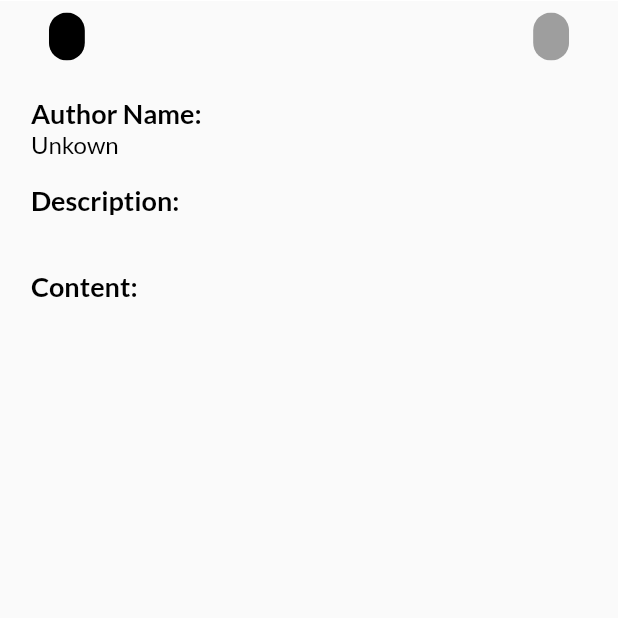
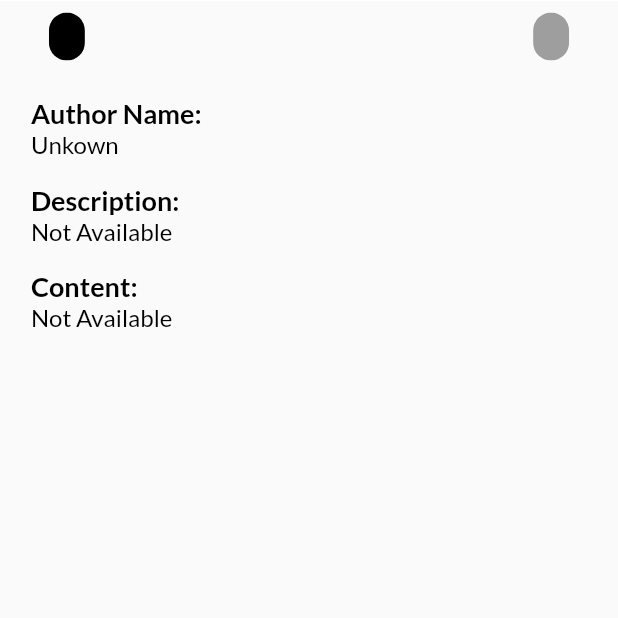
Before and after one commit to KrishKanojia/News-App, a Flutter app: the DetailScreen screen opened directly with empty values, scrolled down 494 dp, on a phone screen of 412 x 824 dp, the top half of it. Run offline on Flutter 3.47's test engine with Material 2 defaults, Android fonts, the phone set to English and light mode, and no system bars; our stand-ins replace cloud_firestore, firebase_auth, firebase_core, firebase_storage, google_fonts, image_picker and 2 more; accounts and stored records are empty; network calls fail.

Commit message:
Initial Commit

```diff
--- a/lib/screens/detailscreen.dart
+++ b/lib/screens/detailscreen.dart
@@ -274,7 +274,7 @@ class _DetailScreenState extends State<DetailScreen> {
                       ),
                       widget.desc == ""
                           ? Text(
-                              widget.desc,
+                              "Not Available",
                               maxLines: 2,
                               style: GoogleFonts.lato(
                                 textStyle: TextStyle(
@@ -282,8 +282,7 @@ class _DetailScreenState extends State<DetailScreen> {
                               ),
                             )
                           : Text(
-                              "Not Available",
-                              maxLines: 2,
+                              widget.desc,
                               style: GoogleFonts.lato(
                                 textStyle: TextStyle(
                                     fontSize: 16, color: Colors.black),
@@ -301,20 +300,20 @@ class _DetailScreenState extends State<DetailScreen> {
                       ),
                       widget.content == ""
                           ? Text(
+                              "Not Available",
+                              maxLines: 2,
+                              style: GoogleFonts.lato(
+                                textStyle: TextStyle(
+                                    fontSize: 16, color: Colors.black),
+                              ),
+                            )
+                          : Text(
                               widget.content,
                               style: GoogleFonts.lato(
                                 textStyle: TextStyle(
                                     fontSize: 16, color: Colors.black),
                               ),
                             )
-                          : Text(
-                              "Not Available",
-                              maxLines: 2,
-                              style: GoogleFonts.lato(
-                                textStyle: TextStyle(
-                                    fontSize: 16, color: Colors.black),
-                              ),
-                            ),
                     ],
                   ),
                 ),
--- a/lib/screens/search.dart
+++ b/lib/screens/search.dart
@@ -48,6 +48,7 @@ class _searchScreenState extends State<searchScreen> {
   Widget build(BuildContext context) {
     return Scaffold(
       appBar: AppBar(
+        brightness: Brightness.dark,
         backgroundColor: kprimary,
         title: Row(
           mainAxisAlignment: MainAxisAlignment.end,
--- a/lib/widgets/newslist.dart
+++ b/lib/widgets/newslist.dart
@@ -81,7 +81,6 @@ class _newslistState extends State<newsList> {
                 // color: Colors.blue,
                 child: ListView.builder(
                     shrinkWrap: true,
-                    physics: NeverScrollableScrollPhysics(),
                     itemCount: newsList.length,
                     itemBuilder: (ctx, index) {
                       return InkWell(
--- a/lib/widgets/singlenews.dart
+++ b/lib/widgets/singlenews.dart
@@ -197,7 +197,8 @@ class _SinglenewsState extends State<Singlenews> {
                         placeholder: "assets/galleryicon.png",
                         image: widget.image,
                         fit: BoxFit.cover,
-                        )),
+                      ),
+              ),
             ),
             Container(
               height: double.infinity,
```
Also changed, not shown: lib/screens/homapage.dart (+2 -16 lines), assets/logo2.png (deleted). Lines whose indentation alone changed are shown as unchanged.
